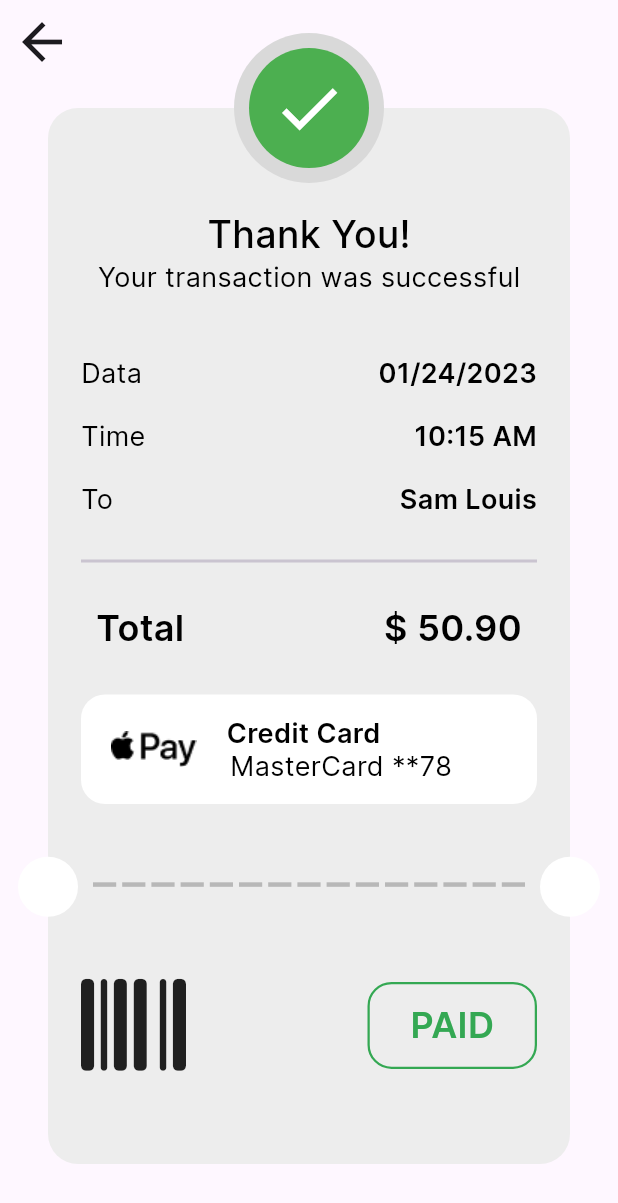
After one commit to RamezNasser5/Payment_Checkout, a Flutter app: the ThankYouView screen opened directly, on a phone screen of 412 x 824 dp. The commit adds this screen. Shown: the top 1203 px of the screen. Run offline on Flutter 3.47's test engine with Material 3 defaults, Android fonts, the phone set to English and light mode, and no system bars; our stand-ins replace flutter_credit_card, font_awesome_flutter.

Commit message:
thank view done & add buttom sheet to my cart view

```diff
--- a/lib/features/checkout/presentation/views/thank_you_view.dart
+++ b/lib/features/checkout/presentation/views/thank_you_view.dart
@@ -1,4 +1,5 @@
 import 'package:flutter/material.dart';
+import 'package:payment_checkout/features/checkout/presentation/widgets/custom_app_bar.dart';
 import 'package:payment_checkout/features/checkout/presentation/widgets/thank_you_view_body.dart';
 
 class ThankYouView extends StatelessWidget {
@@ -6,8 +7,12 @@ class ThankYouView extends StatelessWidget {
 
   @override
   Widget build(BuildContext context) {
-    return const Scaffold(
-      body: ThankYouViewBody(),
+    return Scaffold(
+      appBar: customAppBar(),
+      body: Transform.translate(
+        offset: const Offset(0, -16),
+        child: const ThankYouViewBody(),
+      ),
     );
   }
 }
--- /dev/null
+++ b/lib/features/checkout/presentation/widgets/card_info_widget.dart
@@ -0,0 +1,53 @@
+import 'package:flutter/material.dart';
+import 'package:payment_checkout/core/utils/styles.dart';
+
+class CardInfoWidget extends StatelessWidget {
+  const CardInfoWidget({
+    super.key,
+  });
+
+  @override
+  Widget build(BuildContext context) {
+    return Container(
+      width: 305,
+      height: 73,
+      decoration: ShapeDecoration(
+        color: Colors.white,
+        shape: RoundedRectangleBorder(
+          borderRadius: BorderRadius.circular(16),
+        ),
+      ),
+      child: Padding(
+        padding: const EdgeInsets.only(left: 20.0),
+        child: Row(
+          children: [
+            Image.asset('assets/pay.png'),
+            const Padding(
+              padding: EdgeInsets.only(
+                left: 20.0,
+                top: 15,
+              ),
+              child: Column(
+                children: [
+                  Padding(
+                    padding: EdgeInsets.only(
+                      right: 50.0,
+                    ),
+                    child: Text(
+                      'Credit Card',
+                      style: Styles.textStyleBold18,
+                    ),
+                  ),
+                  Text(
+                    'MasterCard **78',
+                    style: Styles.textStyle18,
+                  ),
+                ],
+              ),
+            )
+          ],
+        ),
+      ),
+    );
+  }
+}
--- a/lib/features/checkout/presentation/widgets/custom_app_bar.dart
+++ b/lib/features/checkout/presentation/widgets/custom_app_bar.dart
@@ -1,14 +1,16 @@
 import 'package:flutter/material.dart';
 import 'package:payment_checkout/core/utils/styles.dart';
 
-AppBar customAppBar({required final String title}) {
+AppBar customAppBar({final String? title}) {
   return AppBar(
     centerTitle: true,
     leading: const Icon(
       Icons.arrow_back,
+      size: 40,
     ),
+    backgroundColor: Colors.transparent,
     title: Text(
-      title,
+      title ?? '',
       style: Styles.textStyle25,
     ),
   );
--- /dev/null
+++ b/lib/features/checkout/presentation/widgets/custom_check_item.dart
@@ -0,0 +1,24 @@
+import 'package:flutter/material.dart';
+
+class CustomCheckItem extends StatelessWidget {
+  const CustomCheckItem({
+    super.key,
+  });
+
+  @override
+  Widget build(BuildContext context) {
+    return const CircleAvatar(
+      radius: 50,
+      backgroundColor: Color(0xffD9D9D9),
+      child: CircleAvatar(
+        radius: 40,
+        backgroundColor: Colors.green,
+        child: Icon(
+          Icons.check,
+          color: Colors.white,
+          size: 50,
+        ),
+      ),
+    );
+  }
+}
--- /dev/null
+++ b/lib/features/checkout/presentation/widgets/custom_dashed_item.dart
@@ -0,0 +1,25 @@
+import 'package:flutter/material.dart';
+
+class CustomDashedItem extends StatelessWidget {
+  const CustomDashedItem({
+    super.key,
+  });
+
+  @override
+  Widget build(BuildContext context) {
+    return Row(
+      children: List.generate(
+        15,
+        (index) => Expanded(
+          child: Padding(
+            padding: const EdgeInsets.symmetric(horizontal: 2),
+            child: Container(
+              height: 3,
+              color: const Color(0xffB8B8B8),
+            ),
+          ),
+        ),
+      ),
+    );
+  }
+}
--- a/lib/features/checkout/presentation/widgets/my_cart_view_body.dart
+++ b/lib/features/checkout/presentation/widgets/my_cart_view_body.dart
@@ -1,7 +1,7 @@
 import 'package:flutter/material.dart';
-import 'package:payment_checkout/features/checkout/presentation/views/payment_details_view.dart';
 import 'package:payment_checkout/features/checkout/presentation/widgets/custom_button.dart';
 import 'package:payment_checkout/features/checkout/presentation/widgets/order_info_item.dart';
+import 'package:payment_checkout/features/checkout/presentation/widgets/payment_methods_bottom_sheet.dart';
 import 'package:payment_checkout/features/checkout/presentation/widgets/total_price.dart';
 
 class MyCartViewBody extends StatelessWidget {
@@ -55,13 +55,14 @@ class MyCartViewBody extends StatelessWidget {
         ),
         CustomButton(
           onPressed: () {
-            Navigator.of(context).push(
-              MaterialPageRoute(
+            showBottomSheet(
+                shape: RoundedRectangleBorder(
+                  borderRadius: BorderRadius.circular(20),
+                ),
+                context: context,
                 builder: (context) {
-                  return const PaymentDetailsView();
-                },
-              ),
-            );
+                  return const PaymentMethodsBottomSheet();
+                });
           },
           text: 'Complete Payment',
         ),
--- /dev/null
+++ b/lib/features/checkout/presentation/widgets/payment_item_info.dart
@@ -0,0 +1,26 @@
+import 'package:flutter/material.dart';
+import 'package:payment_checkout/core/utils/styles.dart';
+
+class PaymentItemInfo extends StatelessWidget {
+  const PaymentItemInfo({super.key, required this.title, required this.value});
+
+  final String title;
+  final String value;
+
+  @override
+  Widget build(BuildContext context) {
+    return Row(
+      mainAxisAlignment: MainAxisAlignment.spaceBetween,
+      children: [
+        Text(
+          title,
+          style: Styles.textStyle18,
+        ),
+        Text(
+          value,
+          style: Styles.textStyleBold18,
+        ),
+      ],
+    );
+  }
+}
--- /dev/null
+++ b/lib/features/checkout/presentation/widgets/payment_methods_bottom_sheet.dart
@@ -0,0 +1,27 @@
+import 'package:flutter/material.dart';
+import 'package:payment_checkout/features/checkout/presentation/widgets/custom_button.dart';
+import 'package:payment_checkout/features/checkout/presentation/widgets/payment_methods.dart';
+
+class PaymentMethodsBottomSheet extends StatelessWidget {
+  const PaymentMethodsBottomSheet({super.key});
+
+  @override
+  Widget build(BuildContext context) {
+    return Padding(
+      padding: const EdgeInsets.all(16),
+      child: Column(
+        mainAxisSize: MainAxisSize.min,
+        children: [
+          const SizedBox(
+            height: 16,
+          ),
+          const PaymentMethods(),
+          const SizedBox(
+            height: 32,
+          ),
+          CustomButton(onPressed: () {}, text: 'Continue')
+        ],
+      ),
+    );
+  }
+}
--- /dev/null
+++ b/lib/features/checkout/presentation/widgets/thank_you_card.dart
@@ -0,0 +1,106 @@
+import 'package:flutter/material.dart';
+import 'package:font_awesome_flutter/font_awesome_flutter.dart';
+import 'package:payment_checkout/core/utils/styles.dart';
+import 'package:payment_checkout/features/checkout/presentation/widgets/card_info_widget.dart';
+import 'package:payment_checkout/features/checkout/presentation/widgets/payment_item_info.dart';
+import 'package:payment_checkout/features/checkout/presentation/widgets/total_price.dart';
+
+class ThankYouCard extends StatelessWidget {
+  const ThankYouCard({
+    super.key,
+  });
+
+  @override
+  Widget build(BuildContext context) {
+    return Container(
+      width: double.infinity,
+      decoration: ShapeDecoration(
+        color: const Color(0xffEDEDED),
+        shape: RoundedRectangleBorder(
+          borderRadius: BorderRadius.circular(
+            20,
+          ),
+        ),
+      ),
+      child: Padding(
+        padding: const EdgeInsets.only(top: 66.0, left: 22, right: 22),
+        child: Column(
+          children: [
+            const Text(
+              'Thank You!',
+              style: Styles.textStyle25,
+            ),
+            const Text(
+              'Your transaction was successful',
+              style: Styles.textStyle18,
+            ),
+            const SizedBox(
+              height: 42,
+            ),
+            const PaymentItemInfo(
+              title: 'Data',
+              value: '01/24/2023',
+            ),
+            const SizedBox(
+              height: 20,
+            ),
+            const PaymentItemInfo(
+              title: 'Time',
+              value: '10:15 AM',
+            ),
+            const SizedBox(
+              height: 20,
+            ),
+            const PaymentItemInfo(
+              title: 'To',
+              value: 'Sam Louis',
+            ),
+            const Divider(
+              thickness: 2,
+              height: 60,
+            ),
+            const TotalPrice(price: '50.90'),
+            const SizedBox(
+              height: 30,
+            ),
+            const CardInfoWidget(),
+            const Spacer(),
+            Row(
+              mainAxisAlignment: MainAxisAlignment.spaceBetween,
+              children: [
+                const Icon(
+                  FontAwesomeIcons.barcode,
+                  size: 70,
+                ),
+                Container(
+                  width: 113,
+                  height: 58,
+                  decoration: ShapeDecoration(
+                    shape: RoundedRectangleBorder(
+                      side: const BorderSide(
+                        width: 1.50,
+                        color: Color(0xff34A853),
+                      ),
+                      borderRadius: BorderRadius.circular(16),
+                    ),
+                  ),
+                  child: Center(
+                    child: Text(
+                      'PAID',
+                      style: Styles.textStyle24.copyWith(
+                        color: const Color(0xff34A853),
+                      ),
+                    ),
+                  ),
+                )
+              ],
+            ),
+            SizedBox(
+              height: ((MediaQuery.sizeOf(context).height * 0.2 + 20) / 2) - 35,
+            )
+          ],
+        ),
+      ),
+    );
+  }
+}
--- a/lib/features/checkout/presentation/widgets/thank_you_view_body.dart
+++ b/lib/features/checkout/presentation/widgets/thank_you_view_body.dart
@@ -1,10 +1,47 @@
 import 'package:flutter/material.dart';
+import 'package:payment_checkout/features/checkout/presentation/widgets/custom_check_item.dart';
+import 'package:payment_checkout/features/checkout/presentation/widgets/custom_dashed_item.dart';
+import 'package:payment_checkout/features/checkout/presentation/widgets/thank_you_card.dart';
 
 class ThankYouViewBody extends StatelessWidget {
   const ThankYouViewBody({super.key});
 
   @override
   Widget build(BuildContext context) {
-    return Container();
+    return Padding(
+      padding: const EdgeInsets.all(32),
+      child: Stack(
+        clipBehavior: Clip.none,
+        children: [
+          const ThankYouCard(),
+          Positioned(
+            left: 20 + 8,
+            right: 20 + 8,
+            bottom: MediaQuery.sizeOf(context).height * 0.2 + 20,
+            child: const CustomDashedItem(),
+          ),
+          Positioned(
+            left: -20,
+            bottom: MediaQuery.sizeOf(context).height * 0.2,
+            child: const CircleAvatar(
+              backgroundColor: Colors.white,
+            ),
+          ),
+          Positioned(
+            right: -20,
+            bottom: MediaQuery.sizeOf(context).height * 0.2,
+            child: const CircleAvatar(
+              backgroundColor: Colors.white,
+            ),
+          ),
+          const Positioned(
+            top: -50,
+            left: 0,
+            right: 0,
+            child: CustomCheckItem(),
+          ),
+        ],
+      ),
+    );
   }
 }
```
Also changed, not shown: pubspec.yaml (+1 -6 lines), pubspec.lock.
